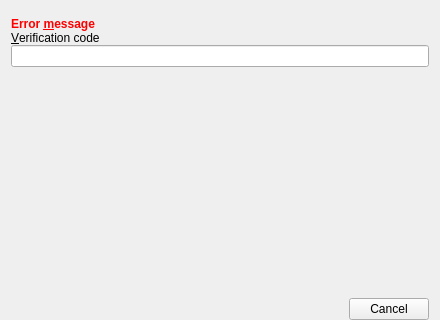
This is src/bin/scenarist-desktop/UserInterfaceLayer/StartUp/LoginDialog.ui in dimkanovikov/KITScenarist as Qt 5 draws it before an edit. The edited form follows.
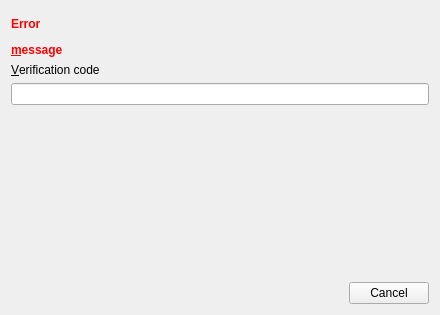
This is the edited form. The open tabs and pages were chosen to show the change. Custom widgets are drawn as their Qt base class.

Commit message: Word wrap error in Login Dialog

The edit to the form file:
```diff
--- a/src/bin/scenarist-desktop/UserInterfaceLayer/StartUp/LoginDialog.ui
+++ b/src/bin/scenarist-desktop/UserInterfaceLayer/StartUp/LoginDialog.ui
@@ -7,20 +7,30 @@
     <x>0</x>
     <y>0</y>
     <width>440</width>
-    <height>320</height>
+    <height>315</height>
    </rect>
   </property>
+  <property name="sizePolicy">
+   <sizepolicy hsizetype="Preferred" vsizetype="Preferred">
+    <horstretch>0</horstretch>
+    <verstretch>0</verstretch>
+   </sizepolicy>
+  </property>
   <property name="windowTitle">
    <string/>
   </property>
-  <layout class="QGridLayout" name="gridLayout">
-   <property name="bottomMargin">
-    <number>0</number>
-   </property>
-   <item row="1" column="0">
-    <layout class="QVBoxLayout" name="stackLayout">
+  <layout class="QVBoxLayout" name="verticalLayout_4">
+   <item>
+    <widget class="TabBarExpanded" name="tabs" native="true"/>
+   </item>
      <item>
       <widget class="QStackedWidget" name="stackedWidget">
+     <property name="sizePolicy">
+      <sizepolicy hsizetype="Preferred" vsizetype="Preferred">
+       <horstretch>0</horstretch>
+       <verstretch>0</verstretch>
+      </sizepolicy>
+     </property>
        <property name="currentIndex">
         <number>0</number>
        </property>
@@ -297,9 +307,18 @@
         </layout>
        </widget>
        <widget class="QWidget" name="verificationPage">
-        <layout class="QVBoxLayout" name="verticalLayout_3">
+      <property name="sizePolicy">
+       <sizepolicy hsizetype="Preferred" vsizetype="Preferred">
+        <horstretch>0</horstretch>
+        <verstretch>0</verstretch>
+       </sizepolicy>
+      </property>
+      <layout class="QVBoxLayout" name="verticalLayout_3" stretch="0,0,0,0,0">
          <property name="spacing">
-          <number>0</number>
+        <number>-1</number>
+       </property>
+       <property name="sizeConstraint">
+        <enum>QLayout::SetMaximumSize</enum>
          </property>
          <property name="leftMargin">
           <number>0</number>
@@ -325,7 +344,10 @@
             <string notr="true">color: rgb(255, 0, 0);</string>
            </property>
            <property name="text">
-            <string>Error &amp;message</string>
+          <string>&lt;html&gt;&lt;head/&gt;&lt;body&gt;&lt;p&gt;Error &lt;/p&gt;&lt;p&gt;&amp;amp;message&lt;/p&gt;&lt;/body&gt;&lt;/html&gt;</string>
+         </property>
+         <property name="wordWrap">
+          <bool>true</bool>
            </property>
            <property name="buddy">
             <cstring>loginEmail</cstring>
@@ -385,11 +407,6 @@
         </layout>
        </widget>
       </widget>
-     </item>
-    </layout>
-   </item>
-   <item row="0" column="0">
-    <widget class="TabBarExpanded" name="tabs" native="true"/>
    </item>
   </layout>
  </widget>
```
Left out of the diff: 30 changed lines with no effect on the pictures. Lines whose indentation alone changed are shown as unchanged. The commit also changes 1 other file.
